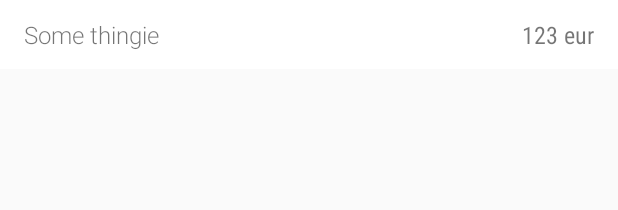
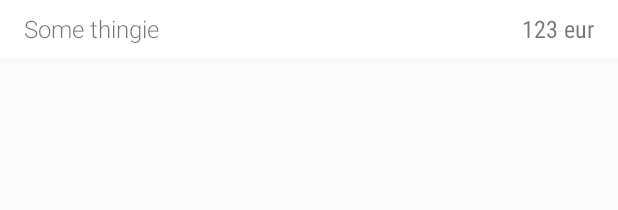
Before and after one commit to martmagi/TWChallenge2016, an Android app: the layout receipt_content_item.xml on its own in the app's theme, with its tools: preview values and no code run, on a phone screen of 412 x 824 dp. Shown: the top 210 px of the screen. Run offline under Robolectric (Android 15) with nearby library versions, the phone set to English and light mode, and no system bars.

Commit message:
Update layout (good/bad not implemented yet)

```diff
--- a/app/src/main/res/layout/receipt_content_item.xml
+++ b/app/src/main/res/layout/receipt_content_item.xml
@@ -2,10 +2,15 @@
 <LinearLayout xmlns:android="http://schemas.android.com/apk/res/android"
               android:orientation="horizontal" android:layout_width="match_parent"
               android:layout_height="wrap_content"
-              android:background="@color/good"
-              android:id="@+id/receipt_content_item" android:paddingTop="12dp" android:paddingBottom="12dp"
-              android:paddingLeft="16dp" android:paddingRight="16dp">
+              android:id="@+id/receipt_content_item"
+              android:paddingRight="16dp" android:paddingLeft="16dp" android:background="#fff">
 
+    <FrameLayout
+            android:layout_width="wrap_content"
+            android:layout_height="wrap_content" android:background="@color/good"
+            android:id="@+id/type" android:alpha=".6" android:transitionGroup="false"
+            android:layout_gravity="center_vertical">
+    </FrameLayout>
     <TextView
             android:layout_width="wrap_content"
             android:layout_height="wrap_content"
@@ -14,7 +19,7 @@
             android:layout_weight="1"
             android:id="@+id/receipt_element_company"
             android:fontFamily="sans-serif-light"
-            />
+            android:layout_marginTop="8dp" android:layout_marginBottom="8dp" android:layout_gravity="center_vertical"/>
         <TextView
                 android:layout_width="wrap_content"
                 android:layout_height="wrap_content"
@@ -22,10 +27,10 @@
                 android:textSize="16sp"
                 android:layout_weight="1"
                 android:textAlignment="textEnd"
-            android:layout_gravity="end"
+                android:layout_gravity="center_vertical|end"
                 android:id="@+id/receipt_element_price"
                 android:fontFamily="sans-serif-condensed"
 
-        />
+                android:layout_marginBottom="8dp" android:layout_marginTop="8dp"/>
 
 </LinearLayout>
--- a/app/src/main/res/values/colors.xml
+++ b/app/src/main/res/values/colors.xml
@@ -3,6 +3,6 @@
     <color name="colorPrimary">#4DB6AC</color>
     <color name="colorPrimaryDark">#00796B</color>
     <color name="colorAccent">#FFD740</color>
-    <color name="good">#ffffff</color>
-    <color name="bad">#FFEBEE</color>
+    <color name="good">#31cf6c</color>
+    <color name="bad">#fb5d53</color>
 </resources>
```
Also changed, not shown: app/src/main/java/ee/doggify/MainActivity.java (+6 -15 lines), app/src/main/res/layout/receipt_item.xml (+42 -33 lines). Lines whose indentation alone changed are shown as unchanged.
